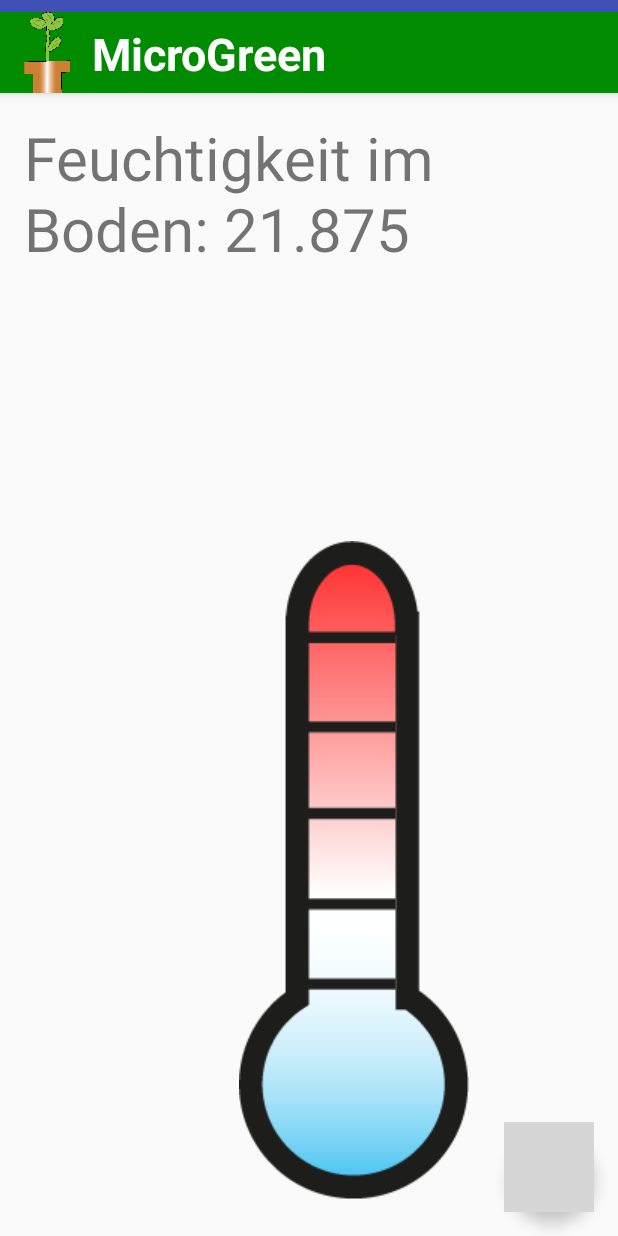
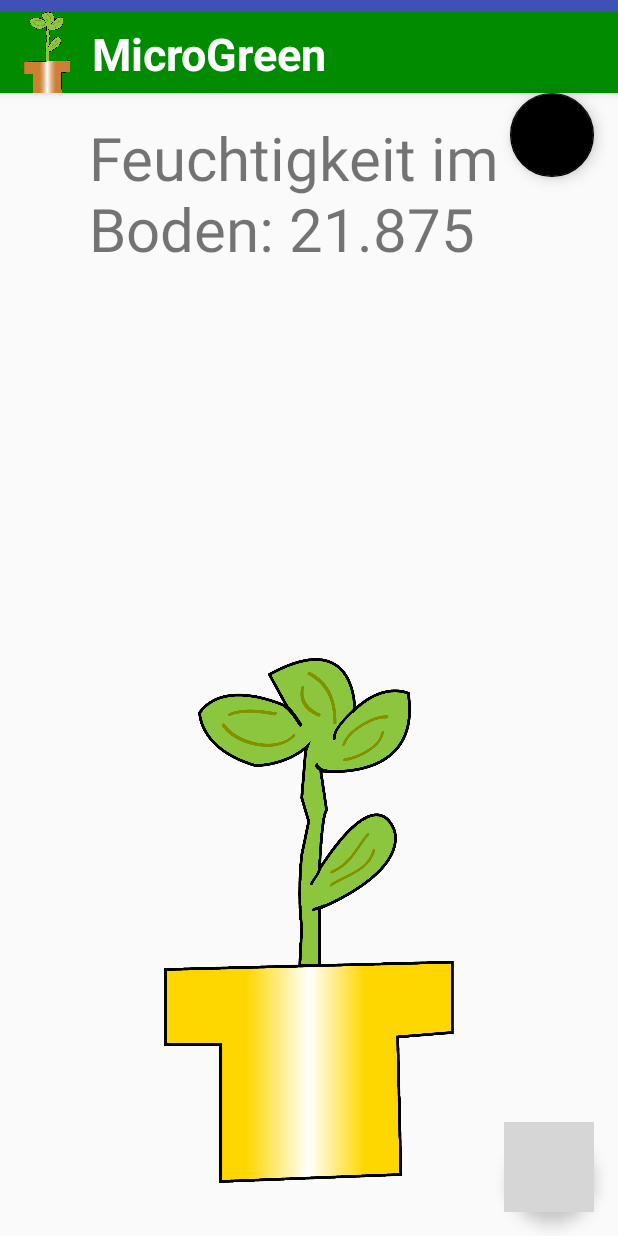
Before and after one commit to ahasenberger-tgm/MicroGreenNeu, an Android app: the screen it shows after launch (MainActivity), on a phone screen of 412 x 824 dp. Run offline under Robolectric (Android 15) with nearby library versions, the phone set to English and light mode, and no system bars; libraries missing offline, so code that uses them is left out: com.facebook, com.facebook.share; 2 statements that could not run were skipped; grey boxes are pictures that could not be loaded.

Commit message:
Auf jeder Seite andere Bilder, Gamifikation vorbereitung, logo rechts oben änderbar,

```diff
--- a/app/src/main/java/iot/microgreenneu/MainActivity.java
+++ b/app/src/main/java/iot/microgreenneu/MainActivity.java
@@ -4,6 +4,8 @@ import android.app.NotificationManager;
 import android.content.Context;
 import android.graphics.Bitmap;
 import android.graphics.BitmapFactory;
+import android.graphics.drawable.Drawable;
+import android.media.Image;
 import android.net.Uri;
 import android.support.design.widget.FloatingActionButton;
 import android.support.design.widget.Snackbar;
@@ -29,12 +31,16 @@ import com.facebook.share.model.SharePhoto;
 import com.facebook.share.model.SharePhotoContent;
 import com.facebook.share.widget.ShareDialog;
 
+import android.widget.ImageView;
 import android.widget.TextView;
 
 public class MainActivity extends AppCompatActivity {
     TestSensor sensor;
     CallbackManager callbackManager;
     ShareDialog shareDialog;
+    int punktestand;
+    String notificationText;
+
     /**
      * The {@link android.support.v4.view.PagerAdapter} that will provide
      * fragments for each of the sections. We use a
@@ -56,6 +62,8 @@ public class MainActivity extends AppCompatActivity {
         callbackManager = CallbackManager.Factory.create();
         shareDialog = new ShareDialog(this);
         setContentView(R.layout.activity_main);
+        punktestand = 0;
+        notificationText = "";
 
         //Toolbar toolbar = (Toolbar) findViewById(R.id.toolbar);
         //setSupportActionBar(toolbar);
@@ -85,11 +93,22 @@ public class MainActivity extends AppCompatActivity {
                         .build();
                 shareDialog.show(content, ShareDialog.Mode.AUTOMATIC);
                 shareDialog.show(content);
-                sendNotification();
+                //bildAendern();
+                //sendNotification();
                 Log.d("content","Content: "+content);
 
             }
         });
+
+        FloatingActionButton share2 = (FloatingActionButton) findViewById(R.id.share2);
+        share2.setOnClickListener(new View.OnClickListener() {
+            @Override
+            public void onClick(View view) {
+                checkdata();
+
+            }
+        });
+
 
     }
 
@@ -150,28 +169,88 @@ public class MainActivity extends AppCompatActivity {
             String [] ausgabe = {"Feuchtigkeit im Boden","Lufttemperatur","Bodentemperatur","Luftfeutigkeit","Erfolge"/*,"SocialMedia"*/};
             View rootView = inflater.inflate(R.layout.fragment_main, container, false);
             TextView textView = (TextView) rootView.findViewById(R.id.section_label);
+            ImageView image = (ImageView) rootView.findViewById(R.id.imageView);
 
             try {
 
                 textView.setText(ausgabe[getArguments().getInt(ARG_SECTION_NUMBER)-1]+": "+Double.toString(TestSensor.getSensorData(getArguments().getInt(ARG_SECTION_NUMBER)-1)));/*TestSensor.getSensorData(getArguments().getInt(ARG_SECTION_NUMBER)-1)+//*sen.getSensorData(0)/*getString(R.string.section_format, (int) sen.getSensorData(getArguments().getInt(ARG_SECTION_NUMBER)-1)*/
                 textView.setTextSize(40);
+                String uri = "";
+                if (getArguments().getInt(ARG_SECTION_NUMBER)-1 == 0) {
+                    uri = "@mipmap/flower_bronze_xxxhdpi";
+                }else if(getArguments().getInt(ARG_SECTION_NUMBER)-1 == 1){
+                    uri = "@mipmap/flower_silver_xxxhdpi";
+                }else if(getArguments().getInt(ARG_SECTION_NUMBER)-1 == 2){
+                    uri = "@mipmap/flower_gold_xxxhdpi";
+                }else if(getArguments().getInt(ARG_SECTION_NUMBER)-1 == 3){
+                    uri = "@mipmap/flower_silver_xxxhdpi";
+                }else if(getArguments().getInt(ARG_SECTION_NUMBER)-1 == 4){
+                    uri = "@mipmap/flower_gold_xxxhdpi";
+                }
+                int imageR = getResources().getIdentifier(uri, null, getActivity().getPackageName());
+                Drawable res = getResources().getDrawable(imageR);
+                image.setImageDrawable(res);
+
             } catch (Exception e) {
                 e.printStackTrace();
             }
+
             return rootView;
         }
 
     }
+
 
     public void sendNotification() {
         NotificationCompat.Builder mBuilder =
                 new NotificationCompat.Builder(this)
                         .setSmallIcon(R.mipmap.flower_bronze_hdpi)
                         .setContentTitle("MicroGreen")
-                        .setContentText("Die Feuchtigkeit im Boden ist zu niedrig!");
+                        .setContentText(notificationText);
         NotificationManager mNotificationManager =
                 (NotificationManager) getSystemService(Context.NOTIFICATION_SERVICE);
         mNotificationManager.notify(001, mBuilder.build());
+    }
+
+    public void checkdata(){
+        double bodenfeuchtigkeit = 0;
+        double luftfeuchtigkeit = 0;
+        double lufttemperatur = 0;
+        Boolean istbodentrocken = false;
+
+        if(bodenfeuchtigkeit < 0.3){
+            notificationText = "Die Erde ist zu trocken. Gieße Deine Pflanze.";
+            istbodentrocken = true;
+            sendNotification();
+            //notification aufrufen, icon in der tabbar ändern
+        }
+
+        if (!istbodentrocken){
+            if(bodenfeuchtigkeit >= 0.3){
+                istbodentrocken = false;
+                notificationText = "Die Pflanze wurde gegossen.";
+                punktestand ++;
+                sendNotification();
+                //notification aufrufen, icon in der tabbar ändern
+            }
+        }
+    }
+
+
+    public void bildAendern(){
+        ImageView image = (ImageView) findViewById(R.id.media_image);
+        //image.setImageBitmap(BitmapFactory.decodeFile("@mipmap/flower_silver_xxxhdpi"));
+        String uri = "";
+        if (punktestand == 0) {
+            uri = "@mipmap/flower_bronze_xxxhdpi";
+        }else if(punktestand == 1){
+            uri = "@mipmap/flower_silver_xxxhdpi";
+        }else if(punktestand>=2){
+            uri = "@mipmap/flower_gold_xxxhdpi";
+        }
+        int imageR = getResources().getIdentifier(uri, null, getPackageName());
+        Drawable res = getResources().getDrawable(imageR);
+        image.setImageDrawable(res);
     }
 
     /**
--- a/app/src/main/res/layout/activity_main.xml
+++ b/app/src/main/res/layout/activity_main.xml
@@ -63,4 +63,14 @@
         app:layout_anchorGravity="right|bottom"
         app:srcCompat="@drawable/com_facebook_button_icon_white" />
 
+    <android.support.design.widget.FloatingActionButton
+        android:id="@+id/share2"
+        android:layout_width="match_parent"
+        android:layout_height="wrap_content"
+        android:layout_gravity="end|bottom"
+        android:layout_margin="@dimen/fab_margin"
+        app:backgroundTint="@android:color/background_dark"
+        app:layout_anchor="@+id/container"
+        app:layout_anchorGravity="right|top" />
+
 </android.support.design.widget.CoordinatorLayout>
--- a/app/src/main/res/layout/fragment_main.xml
+++ b/app/src/main/res/layout/fragment_main.xml
@@ -13,17 +13,19 @@
         android:id="@+id/section_label"
         android:layout_width="wrap_content"
         android:layout_height="wrap_content"
-        android:layout_alignParentStart="true" />
+        android:layout_alignParentStart="true"
+        android:layout_alignParentTop="true"
+        android:layout_marginStart="43dp" />
 
     <ImageView
         android:id="@+id/imageView"
-        android:layout_width="wrap_content"
-        android:layout_height="wrap_content"
-        android:layout_alignParentEnd="true"
-        android:layout_below="@+id/section_label"
-        android:layout_marginEnd="83dp"
-        android:layout_marginTop="181dp"
-        android:src="@mipmap/thermometer_mdpi" />
+        android:layout_width="320dp"
+        android:layout_height="350dp"
+        android:layout_alignParentBottom="true"
+        android:layout_centerHorizontal="true"
+        android:layout_gravity="center"
+        android:layout_marginBottom="75dp"
+        android:src="@mipmap/flower_gold_xxxhdpi" />
 
 
 </RelativeLayout>
```
